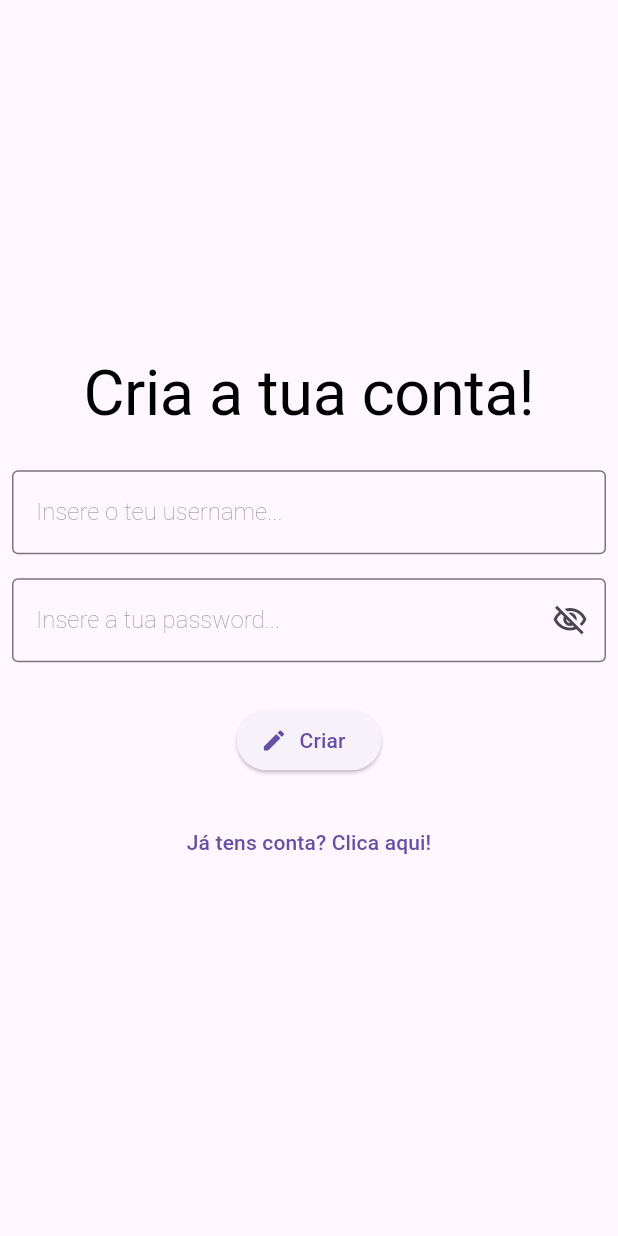
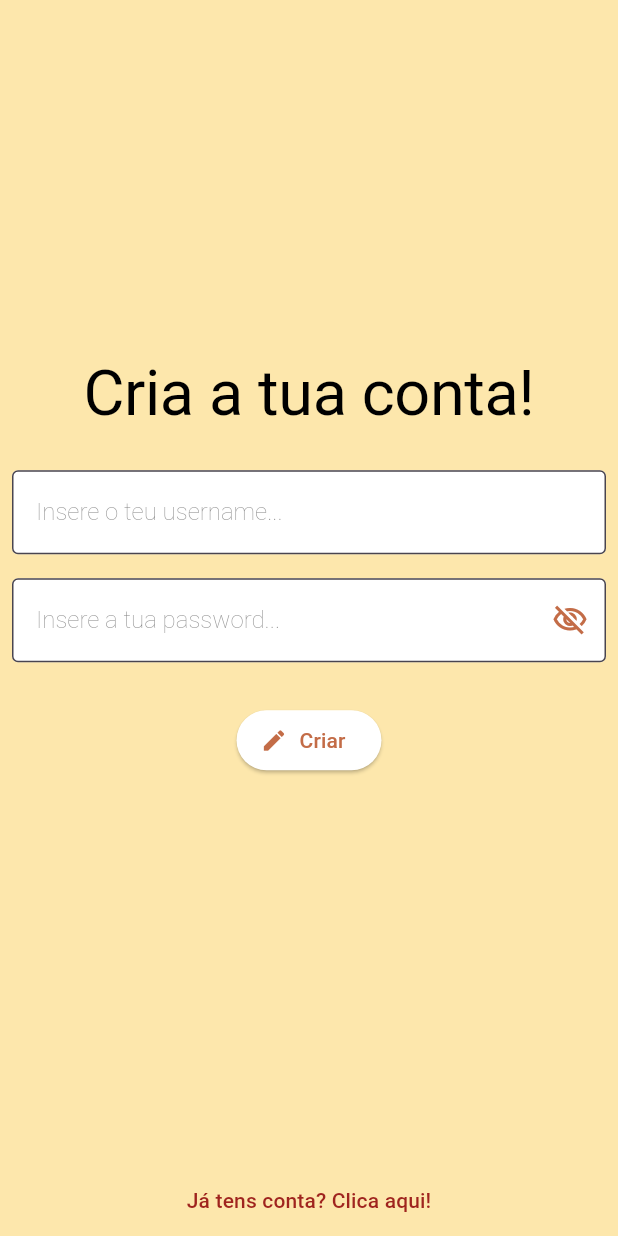
Before and after one commit to anotherlusitano/Notizen-App, a Flutter app: the SignUpActivity screen opened by its route, on a phone screen of 412 x 824 dp. Run offline on Flutter 3.47's test engine with Material 3 defaults, Android fonts, the phone set to English and light mode, and no system bars; our stand-ins replace go_router, sqflite; accounts and stored records are empty.

Commit message:
Add epic design to Sign Up Activity

```diff
--- a/lib/activities/sign_up_activity.dart
+++ b/lib/activities/sign_up_activity.dart
@@ -23,8 +23,19 @@ class _SignUpActivityState extends State<SignUpActivity> {
   @override
   Widget build(BuildContext context) {
     return Scaffold(
+      backgroundColor: Color.fromRGBO(253, 231, 172, 1),
+      bottomNavigationBar: TextButton(
+        onPressed: () => context.goNamed(Routes.login.name),
+        child: Text(
+          "Já tens conta? Clica aqui!",
+          style: TextStyle(
+            color: Color.fromRGBO(159, 36, 30, 1),
+          ),
+        ),
+      ),
       body: SafeArea(
         child: Center(
+          child: SingleChildScrollView(
             child: Column(
               mainAxisAlignment: MainAxisAlignment.center,
               children: [
@@ -39,6 +50,9 @@ class _SignUpActivityState extends State<SignUpActivity> {
                     controller: _usernameController,
                     decoration: InputDecoration(
                       border: OutlineInputBorder(),
+                      focusedBorder: OutlineInputBorder(),
+                      fillColor: Colors.white,
+                      filled: true,
                       hintText: "Insere o teu username...",
                       hintStyle: Theme.of(context).textTheme.displaySmall,
                     ),
@@ -50,7 +64,12 @@ class _SignUpActivityState extends State<SignUpActivity> {
                     controller: _passwordController,
                     obscureText: passwordIsHidden,
                     decoration: InputDecoration(
-                    border: OutlineInputBorder(),
+                      border: OutlineInputBorder(
+                        borderSide: BorderSide(color: Colors.white),
+                      ),
+                      focusedBorder: OutlineInputBorder(),
+                      fillColor: Colors.white,
+                      filled: true,
                       hintText: "Insere a tua password...",
                       hintStyle: Theme.of(context).textTheme.displaySmall,
                       suffixIcon: InkWell(
@@ -59,6 +78,7 @@ class _SignUpActivityState extends State<SignUpActivity> {
                         }),
                         child: Icon(
                           passwordIsHidden ? Icons.visibility_off_outlined : Icons.visibility_outlined,
+                          color: Color.fromRGBO(195, 108, 71, 1),
                         ),
                       ),
                     ),
@@ -92,15 +112,25 @@ class _SignUpActivityState extends State<SignUpActivity> {
                         pathParameters: {'username': username},
                       );
                     },
-                  icon: Icon(Icons.create),
-                  label: Text("Criar"),
+                    icon: Icon(
+                      Icons.create,
+                      color: Color.fromRGBO(195, 108, 71, 1),
+                    ),
+                    label: Text(
+                      "Criar",
+                      style: TextStyle(
+                        color: Color.fromRGBO(195, 108, 71, 1),
                       ),
                     ),
-              TextButton(
-                onPressed: () => context.goNamed(Routes.login.name),
-                child: Text("Já tens conta? Clica aqui!"),
+                    style: ButtonStyle(
+                      backgroundColor: WidgetStateProperty.resolveWith(
+                        (states) => Colors.white,
+                      ),
+                    ),
+                  ),
                 ),
               ],
+            ),
           ),
         ),
       ),
```
Lines whose indentation alone changed are shown as unchanged.
